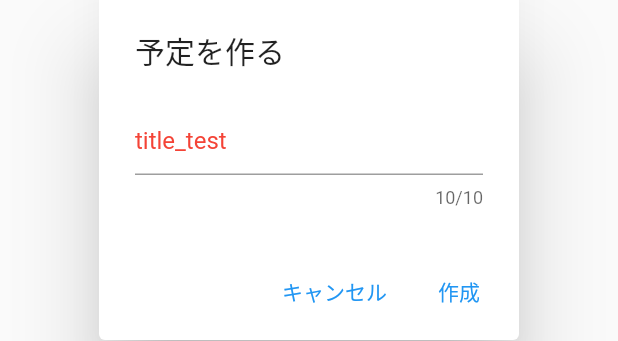
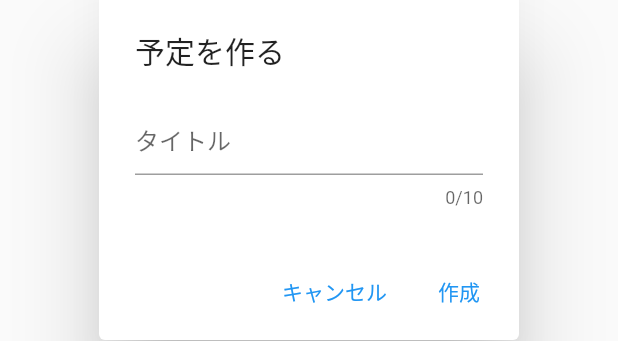
Before and after one commit to tkawabat/vc_space, a Flutter app: the CreatePlanDialog widget shown alone on an empty page, opened directly, on a phone screen of 412 x 824 dp. Shown: the part 452-793 px from the top of the screen. Run offline on Flutter 3.47's test engine with Material 2 defaults, Android fonts, the phone set to English and light mode, and no system bars; our stand-ins replace flutter_dotenv, hooks_riverpod.

Commit message:
smaill fix

```diff
--- a/lib/component/l4/create_plan_dialog.dart
+++ b/lib/component/l4/create_plan_dialog.dart
@@ -57,7 +57,7 @@ class CreatePlanDialog extends ConsumerWidget {
       maxLengthEnforcement: MaxLengthEnforcement.none, enabled: true,
       // 入力数
       maxLength: 10,
-      style: TextStyle(color: Colors.red),
+      style: const TextStyle(color: Colors.red),
       maxLines: 1,
     );
   }
--- a/lib/provider/create_plan_provider.dart
+++ b/lib/provider/create_plan_provider.dart
@@ -9,7 +9,7 @@ final createPlanProvider = StateNotifierProvider<CreatePlanNotifer, PlanEntity>(
 PlanEntity createPlan() {
   DateTime start = DateTime.now().add(const Duration(days: 1));
   UserEntity owner = const UserEntity('user01', '太郎');
-  return PlanEntity('id_test', owner, 'title_test', 'desc_test', start, 4);
+  return PlanEntity('id_test', owner, '', 'desc_test', start, 4);
 }
 
 class CreatePlanNotifer extends StateNotifier<PlanEntity> {
```
